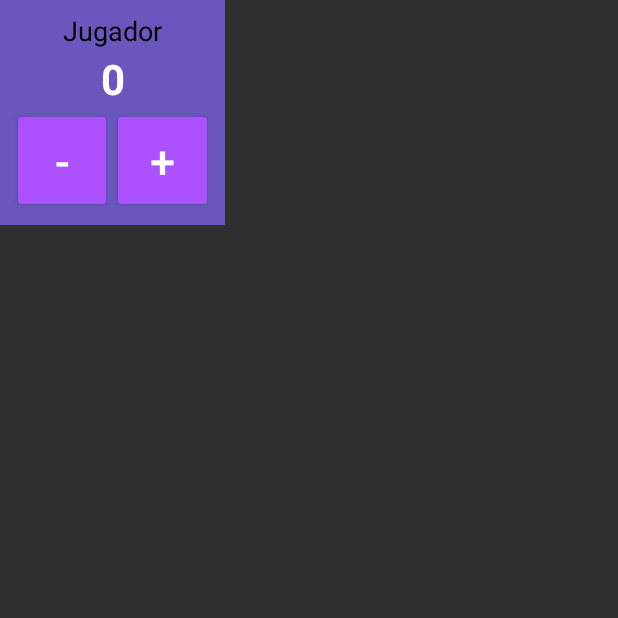
After one commit to UnaiUrabayen/CartoPuntos, an Android app built with Jetpack Compose: the fragment FragmentJugador shown on its own in the app's theme, on a phone screen of 412 x 824 dp, the top half of it. The commit adds this screen. Run offline under Robolectric (Android 15) with nearby library versions, the phone set to English and light mode, and no system bars.

Commit message:
usuario mus fragment

```diff
--- /dev/null
+++ b/app/src/main/java/com/example/cartopuntos/Model/Entity/FragmentJugador.kt
@@ -0,0 +1,40 @@
+package com.example.cartopuntos.Fragments
+
+import android.os.Bundle
+import android.view.LayoutInflater
+import android.view.View
+import android.view.ViewGroup
+import android.widget.TextView
+import androidx.fragment.app.Fragment
+import com.example.cartopuntos.R
+
+class FragmentJugador : Fragment() {
+
+    private lateinit var nombreJugador: TextView
+
+    override fun onCreateView(
+        inflater: LayoutInflater, container: ViewGroup?,
+        savedInstanceState: Bundle?
+    ): View? {
+        val view = inflater.inflate(R.layout.fragment_jugador_mus, container, false)
+
+        nombreJugador = view.findViewById(R.id.nombreJugador)
+
+        // Puedes recibir argumentos (nombre del jugador, puntos, etc)
+        val nombre = arguments?.getString("nombre") ?: "Jugador"
+
+        nombreJugador.text = nombre
+
+        return view
+    }
+
+    companion object {
+        fun newInstance(nombre: String): FragmentJugador {
+            val fragment = FragmentJugador()
+            val args = Bundle()
+            args.putString("nombre", nombre)
+            fragment.arguments = args
+            return fragment
+        }
+    }
+}
--- /dev/null
+++ b/app/src/main/res/layout/fragment_jugador_mus.xml
@@ -0,0 +1,70 @@
+<?xml version="1.0" encoding="utf-8"?>
+<androidx.constraintlayout.widget.ConstraintLayout xmlns:android="http://schemas.android.com/apk/res/android"
+    xmlns:app="http://schemas.android.com/apk/res-auto"
+    xmlns:tools="http://schemas.android.com/tools"
+    android:layout_width="150dp"
+    android:layout_height="150dp"
+    android:background="@color/cp_light_primary"
+    android:padding="8dp">
+
+    <TextView
+        android:id="@+id/nombreJugador"
+        android:layout_width="wrap_content"
+        android:layout_height="wrap_content"
+        android:text="@string/jugador"
+        android:textColor="@android:color/black"
+        android:textSize="18sp"
+        android:textAlignment="center"
+        app:layout_constraintTop_toTopOf="parent"
+        app:layout_constraintStart_toStartOf="parent"
+        app:layout_constraintEnd_toEndOf="parent"
+        app:layout_constraintHorizontal_bias="0.5"
+        app:layout_constraintVertical_bias="0.1" />
+
+    <TextView
+        android:id="@+id/contador"
+        android:layout_width="wrap_content"
+        android:layout_height="wrap_content"
+        android:text="@string/_0"
+        android:textAlignment="center"
+        android:textColor="@color/white"
+        android:textSize="28sp"
+        android:textStyle="bold"
+        app:layout_constraintTop_toBottomOf="@+id/nombreJugador"
+        app:layout_constraintStart_toStartOf="parent"
+        app:layout_constraintEnd_toEndOf="parent"
+        app:layout_constraintBottom_toTopOf="@+id/botonesLayout"
+        app:layout_constraintVertical_bias="0.4"/>
+
+    <!-- Aquí agrupamos los botones -->
+    <LinearLayout
+        android:id="@+id/botonesLayout"
+        android:layout_width="0dp"
+        android:layout_height="wrap_content"
+        android:orientation="horizontal"
+        app:layout_constraintBottom_toBottomOf="parent"
+        app:layout_constraintStart_toStartOf="parent"
+        app:layout_constraintEnd_toEndOf="parent">
+
+        <Button
+            android:id="@+id/botonRestar"
+            android:layout_width="0dp"
+            android:layout_weight="1"
+            android:layout_height="70dp"
+            android:text="-"
+            android:textSize="30sp"
+            android:backgroundTint="@color/cp_light_button"
+            android:textColor="@android:color/white"/>
+
+        <Button
+            android:id="@+id/botonSumar"
+            android:layout_width="0dp"
+            android:layout_weight="1"
+            android:layout_height="70dp"
+            android:text="+"
+            android:textSize="30sp"
+            android:backgroundTint="@color/cp_light_button"
+            android:textColor="@android:color/white"/>
+    </LinearLayout>
+
+</androidx.constraintlayout.widget.ConstraintLayout>
--- a/app/src/main/res/values/strings.xml
+++ b/app/src/main/res/values/strings.xml
@@ -26,4 +26,7 @@
     <string name="separadorPArtidas">:</string>
     <string name="boton_para_abrir_el_menu_de_la_partida">Boton para abrir el menu de la partida</string>
     <string name="boton_para_abrir_el_meni_reiniciar_la_partida">Boton para abrir el meni reiniciar la partida</string>
+    <string name="jugador">Jugador</string>
+    <string name="_0">0</string>
+    <string name="mas">+</string>
 </resources>
```
